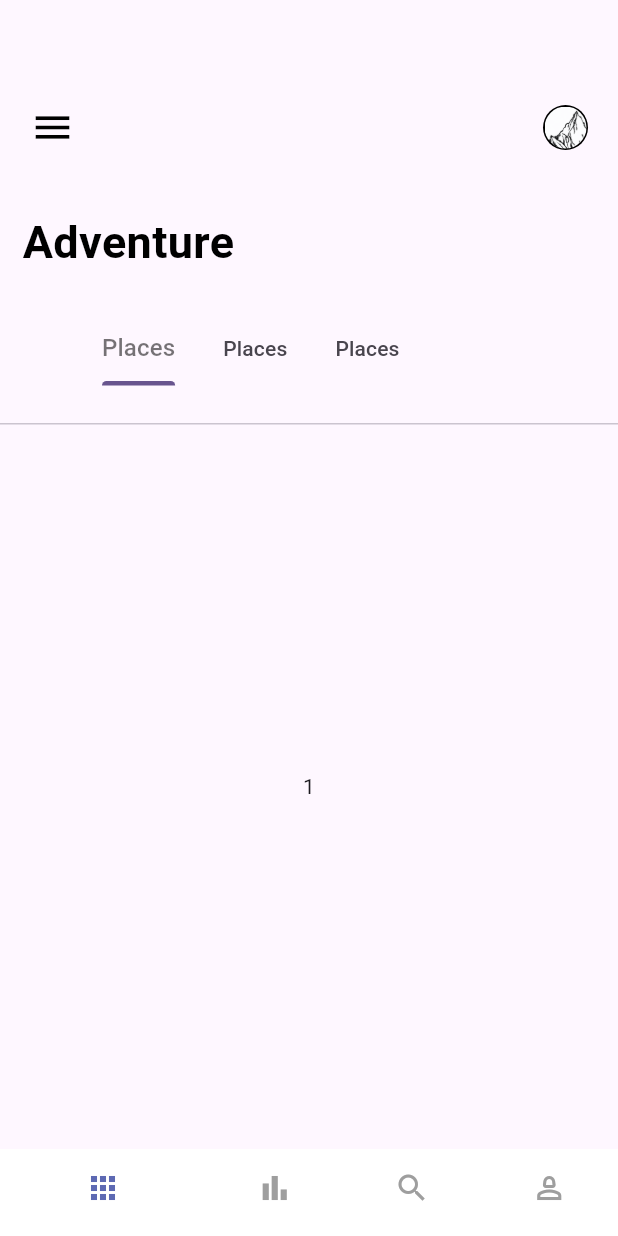
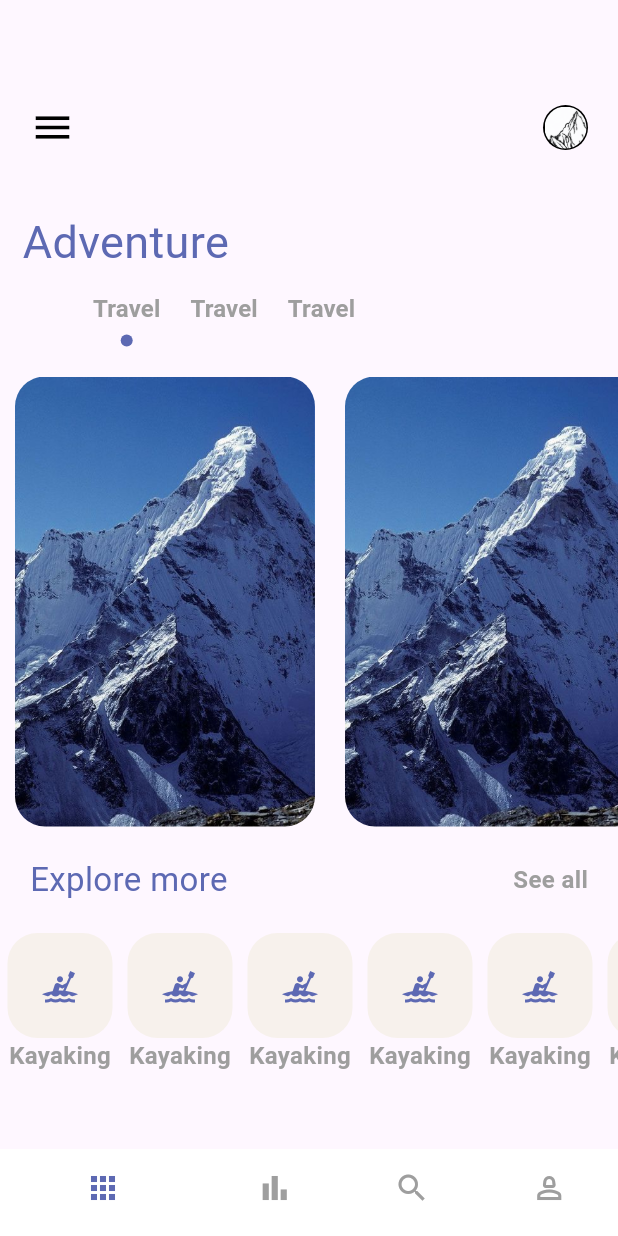
Before and after one commit to qt-tech-labs/dulich, a Flutter app: the screen it shows after launch, on a phone screen of 412 x 824 dp. Run offline on Flutter 3.47's test engine with Material 2 defaults, Android fonts, the phone set to English and light mode, and no system bars.

Commit message:
- BottomBar, Home, Detail page - Normal Text, Button customized widgets.

```diff
--- a/lib/constants/colors.dart
+++ b/lib/constants/colors.dart
@@ -2,13 +2,18 @@ import 'package:flutter/material.dart';
 
 class AppColors {
   AppColors._();
-  static const Color textColor1 = Color(0xFF989acd);
-  static const Color textColor2 = Color(0xFF878593);
-  static const Color bigTextColor = Color(0xFF2e2e31);
-  static const Color mainColor = Color(0xFF5d69b3);
-  static const Color starColor = Color(0xFFe7bb4e);
-  static const Color mainTextColor = Color(0xFFababad);
+  static const Color text1 = Color(0xFF989acd);
+  static const Color text2 = Color(0xFF878593);
+  static const Color bigText = Color(0xFF2e2e31);
+  static const Color main = Color(0xFF5d69b3);
+  static const Color secondary = Color.fromARGB(39, 122, 130, 179);
+  static const Color star = Color(0xFFe7bb4e);
+  static const Color mainText = Color(0xFFababad);
   static const Color buttonBackground = Color(0xFFf1f1f9);
   static const Color white = Colors.white;
   static const Color black = Colors.black;
+  static const Color green = Colors.green;
+  static const Color gray = Colors.grey;
+  static const Color red = Colors.red;
+  static const Color lightGray = Color.fromARGB(255, 247, 241, 236);
 }
--- a/lib/constants/string.dart
+++ b/lib/constants/string.dart
@@ -1,12 +1,16 @@
 class Strings {
   Strings._();
   static const String travel = "Travel";
+  static const String exploreMore = "Explore more";
+  static const String seeAll = "See all";
+  static const String description = "Description";
+  static const String bookTripNow = "Book Trip Now";
   static const SplashStrings splash = SplashStrings();
 }
 
 class SplashStrings {
   const SplashStrings();
-  final String travel = "Travel";
+  final String travel = Strings.travel;
   final String adventure = "Adventure";
   final String quote =
       "Tempor culpa consequat sint laborum laboris est ad quis amet.";
--- /dev/null
+++ b/lib/constants/styles.dart
@@ -0,0 +1,9 @@
+import 'package:dulich/constants/colors.dart';
+import 'package:flutter/material.dart';
+
+class AppStyles {
+  static const TextStyle mainTextStyle =
+      TextStyle(color: AppColors.main, fontWeight: FontWeight.w800);
+  static const TextStyle subTextStyle =
+      TextStyle(color: AppColors.text2, fontWeight: FontWeight.w800);
+}
--- a/lib/main.dart
+++ b/lib/main.dart
@@ -1,5 +1,4 @@
 import 'package:dulich/pages/navpages/main_page.dart';
-import 'package:dulich/pages/splash.dart';
 import 'package:flutter/material.dart';
 
 void main() {
@@ -15,9 +14,10 @@ class MyApp extends StatelessWidget {
     return MaterialApp(
       title: 'Flutter Demo',
       theme: ThemeData(
-        colorScheme: ColorScheme.fromSeed(seedColor: Colors.deepPurple),
-        useMaterial3: true,
-      ),
+          colorScheme: ColorScheme.fromSeed(seedColor: Colors.deepPurple),
+          useMaterial3: true,
+          bottomSheetTheme:
+              const BottomSheetThemeData(backgroundColor: Colors.transparent)),
       home: const MainPage(),
     );
   }
--- a/lib/pages/navpages/home.dart
+++ b/lib/pages/navpages/home.dart
@@ -1,6 +1,8 @@
 import 'package:dulich/constants/colors.dart';
 import 'package:dulich/constants/constraints.dart';
 import 'package:dulich/constants/string.dart';
+import 'package:dulich/constants/styles.dart';
+import 'package:dulich/pages/detail.dart';
 import 'package:dulich/widgets/large_text.dart';
 import 'package:dulich/widgets/normal_text.dart';
 import 'package:flutter/material.dart';
@@ -29,6 +31,12 @@ class _HomeState extends State<Home> with TickerProviderStateMixin {
     super.dispose();
   }
 
+  var tabs = [
+    (title: "Places", icon: const Icon(Icons.home)),
+    (title: "Suggest", icon: const Icon(Icons.recommend)),
+    (title: "Japan", icon: const Icon(Icons.star)),
+  ];
+
   @override
   Widget build(BuildContext context) {
     return Scaffold(
@@ -51,36 +59,142 @@ class _HomeState extends State<Home> with TickerProviderStateMixin {
         ),
         Container(
           padding: AppConstraints.left.s15,
-          child: LargeText(text: Strings.splash.adventure),
+          child: LargeText(Strings.splash.adventure),
+        ),
+        Align(
+          alignment: Alignment.centerLeft,
+          child: TabBar(
+              labelPadding: EdgeInsets.only(left: 10, right: 10),
+              dividerColor: Colors.transparent,
+              indicator: CirleTabIndicator(color: AppColors.main, radius: 4),
+              isScrollable: true,
+              controller: _tabController,
+              labelStyle: AppStyles.mainTextStyle,
+              labelColor: AppColors.main,
+              unselectedLabelColor: AppColors.gray,
+              tabs: tabs
+                  .map((e) => Tab(
+                        child: NormalText(Strings.travel),
+                      ))
+                  .toList()),
         ),
         Container(
-          width: double.maxFinite,
-          height: 100,
-          child: TabBar(
-            isScrollable: true,
-            controller: _tabController,
-            tabs: const [
-              Tab(
-                child: NormalText(text: "Places"),
+            margin: const EdgeInsets.only(top: 20),
+            height: 300,
+            width: double.maxFinite,
+            child: TabBarView(controller: _tabController, children: [
+              ListView.builder(
+                itemCount: 10,
+                scrollDirection: Axis.horizontal,
+                itemBuilder: (context, index) {
+                  return Container(
+                    margin: const EdgeInsets.only(left: 10, right: 10),
+                    width: 200,
+                    decoration: BoxDecoration(
+                      borderRadius: BorderRadius.circular(20),
+                      color: AppColors.white,
+                      image: const DecorationImage(
+                          image: AssetImage("img/mountain.jpeg"),
+                          fit: BoxFit.cover),
+                    ),
+                  );
+                },
               ),
-              Tab(text: "Places"),
-              Tab(text: "Places"),
+              Center(
+                child: Text("2"),
+              ),
+              Center(
+                child: Text("3"),
+              ),
+            ])),
+        const SizedBox(
+          height: 20,
+        ),
+        Container(
+          margin: const EdgeInsets.only(left: 20, right: 20),
+          child: Row(
+            children: [
+              LargeText(
+                Strings.exploreMore,
+                size: 22,
+              ),
+              Spacer(),
+              NormalText(Strings.seeAll)
             ],
           ),
         ),
-        Expanded(
-            child: TabBarView(controller: _tabController, children: const [
-          Center(
-            child: Text("1"),
-          ),
-          Center(
-            child: Text("2"),
-          ),
-          Center(
-            child: Text("3"),
-          ),
-        ]))
+        Container(
+          margin: const EdgeInsets.only(top: 20),
+          width: double.maxFinite,
+          height: 100,
+          // color: AppColors.bigText,
+          // margin: const EdgeInsets.only(left: 20),
+          child: ListView.builder(
+              itemCount: 10,
+              scrollDirection: Axis.horizontal,
+              itemBuilder: (context, index) {
+                return Ink(
+                  width: 80,
+                  child: InkWell(
+                    onTap: () => {
+                      Navigator.push(
+                          context,
+                          MaterialPageRoute(
+                              builder: (context) => const Detail()))
+                    },
+                    child: Column(
+                      children: [
+                        Container(
+                          width: 70,
+                          height: 70,
+                          decoration: BoxDecoration(
+                              borderRadius: BorderRadius.circular(20),
+                              color: AppColors.lightGray),
+                          child: const Center(
+                              child: Icon(
+                            Icons.kayaking,
+                            color: AppColors.main,
+                          )),
+                        ),
+                        Center(
+                          child: NormalText("Kayaking"),
+                        )
+                      ],
+                    ),
+                  ),
+                );
+              }),
+        )
       ]),
     );
   }
 }
+
+class CirleTabIndicator extends Decoration {
+  final BoxPainter _painter;
+
+  CirleTabIndicator({required Color color, required double radius})
+      : _painter = _CirclePainter(color, radius);
+
+  @override
+  BoxPainter createBoxPainter([VoidCallback? onChanged]) {
+    return _painter;
+  }
+}
+
+class _CirclePainter extends BoxPainter {
+  final Paint _paint;
+  final double radius;
+
+  _CirclePainter(Color color, this.radius)
+      : _paint = Paint()
+          ..color = color
+          ..isAntiAlias = true;
+  @override
+  void paint(Canvas canvas, Offset offset, ImageConfiguration configuration) {
+    final Offset circleOffset = offset +
+        Offset(
+            configuration.size!.width / 2, configuration.size!.height - radius);
+    canvas.drawCircle(circleOffset, radius, _paint);
+  }
+}
--- a/lib/pages/navpages/main_page.dart
+++ b/lib/pages/navpages/main_page.dart
@@ -29,8 +29,8 @@ class _MainPageState extends State<MainPage> {
       body: pages[currentIndex],
       bottomNavigationBar: BottomNavigationBar(
           currentIndex: currentIndex,
-          selectedItemColor: AppColors.mainColor,
-          unselectedItemColor: Colors.grey,
+          selectedItemColor: AppColors.main,
+          unselectedItemColor: AppColors.gray,
           showSelectedLabels: false,
           showUnselectedLabels: false,
           selectedLabelStyle: const TextStyle(
--- a/lib/widgets/large_text.dart
+++ b/lib/widgets/large_text.dart
@@ -1,23 +1,14 @@
 // ignore_for_file: public_member_api_docs, sort_constructors_first
+import 'package:dulich/constants/colors.dart';
 import 'package:flutter/material.dart';
 
-class LargeText extends StatelessWidget {
-  double size;
-  final String text;
+class LargeText extends Text {
+  final double size;
   final Color color;
-  LargeText({
-    Key? key,
+  LargeText(
+    super.data, {
+    super.key,
     this.size = 30,
-    required this.text,
-    this.color = Colors.black,
-  }) : super(key: key);
-
-  @override
-  Widget build(BuildContext context) {
-    return Text(
-      text,
-      style:
-          TextStyle(color: color, fontSize: size, fontWeight: FontWeight.bold),
-    );
-  }
+    this.color = AppColors.main,
+  }) : super(style: TextStyle(color: color, fontSize: size));
 }
--- a/lib/widgets/normal_text.dart
+++ b/lib/widgets/normal_text.dart
@@ -1,22 +1,15 @@
-// ignore_for_file: public_member_api_docs, sort_constructors_first
+import 'package:dulich/constants/colors.dart';
 import 'package:flutter/material.dart';
 
-class NormalText extends StatelessWidget {
+class NormalText extends Text {
   final double size;
-  final String text;
   final Color color;
-  const NormalText({
-    Key? key,
-    this.size = 16,
-    required this.text,
-    this.color = Colors.black54,
-  }) : super(key: key);
-
-  @override
-  Widget build(BuildContext context) {
-    return Text(
-      text,
-      style: TextStyle(color: color, fontSize: size),
-    );
-  }
+  NormalText(super.data,
+      {super.key,
+      this.size = 16,
+      this.color = AppColors.gray,
+      FontWeight fontWeight = FontWeight.w600})
+      : super(
+            style: TextStyle(
+                color: color, fontSize: size, fontWeight: fontWeight));
 }
```
Also changed, not shown: lib/constants/constraints.dart (+7 -0 lines), lib/pages/detail.dart (added, +249 -0 lines), lib/pages/splash.dart (+8 -7 lines), lib/widgets/rect_button.dart (added, +30 -0 lines), lib/widgets/reponsive_button.dart (+4 -4 lines), 2 other files.
